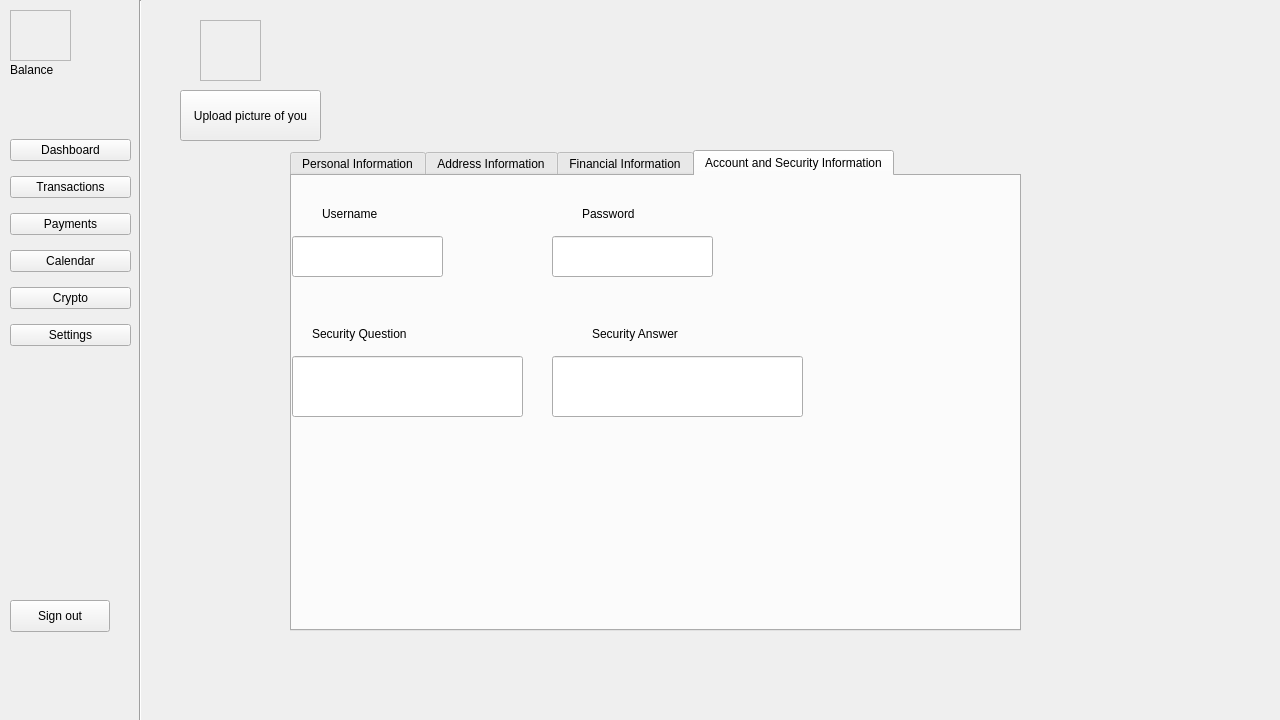
This is forms/mainwindow.ui in IVAndreev21/YRT as Qt 5 draws it before an edit. The edited form follows.
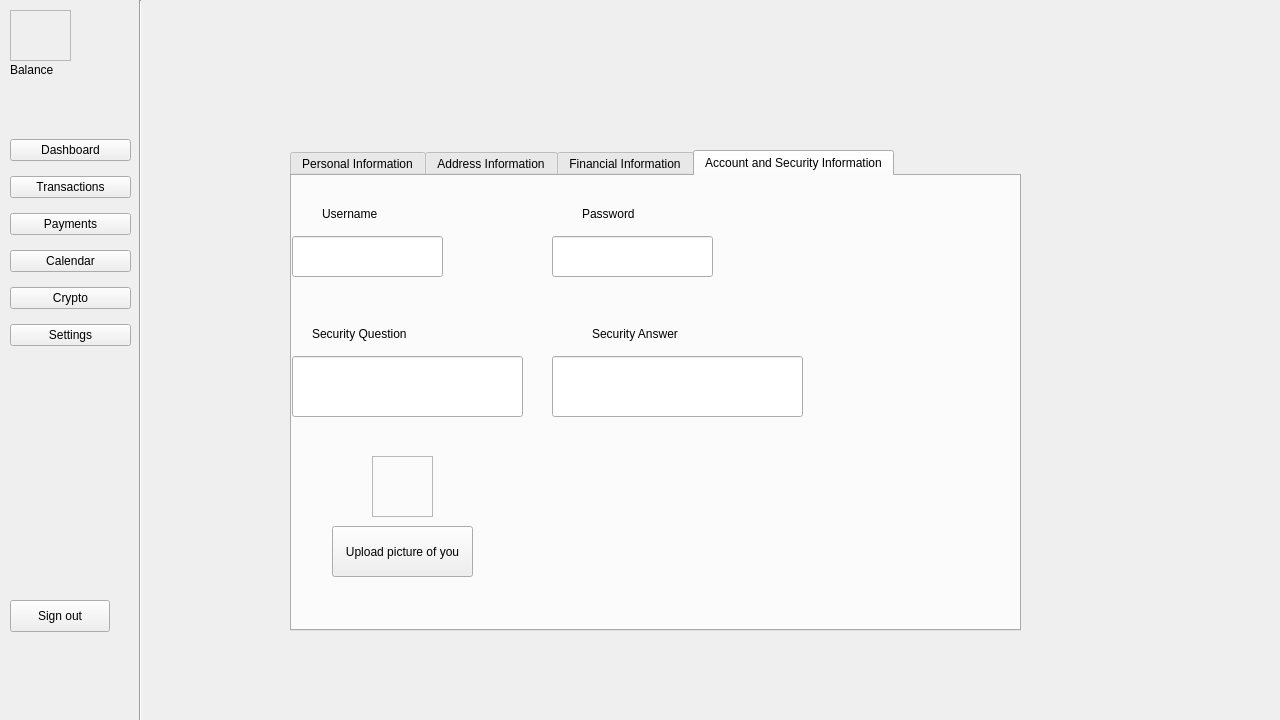
This is the edited form. The open tabs and pages were chosen to show the change. Icons and pictures are not drawn.

```diff
--- a/forms/mainwindow.ui
+++ b/forms/mainwindow.ui
@@ -472,60 +472,6 @@
    </widget>
    <widget class="QWidget" name="payments_page"/>
    <widget class="QWidget" name="settings_page">
-    <widget class="QPushButton" name="pfp_acc_PB">
-     <property name="geometry">
-      <rect>
-       <x>30</x>
-       <y>100</y>
-       <width>141</width>
-       <height>51</height>
-      </rect>
-     </property>
-     <property name="text">
-      <string>Upload picture of you</string>
-     </property>
-    </widget>
-    <widget class="QLabel" name="pfp_acc_LA_2">
-     <property name="geometry">
-      <rect>
-       <x>40</x>
-       <y>30</y>
-       <width>71</width>
-       <height>61</height>
-      </rect>
-     </property>
-     <property name="styleSheet">
-      <string notr="true">QLabel
-{
-border-radius:20px;
-}</string>
-     </property>
-     <property name="text">
-      <string/>
-     </property>
-     <property name="pixmap">
-      <pixmap>../../Downloads/istockphoto-1210939712-612x612.png</pixmap>
-     </property>
-     <property name="scaledContents">
-      <bool>true</bool>
-     </property>
-    </widget>
-    <widget class="QFrame" name="frame">
-     <property name="geometry">
-      <rect>
-       <x>50</x>
-       <y>30</y>
-       <width>61</width>
-       <height>61</height>
-      </rect>
-     </property>
-     <property name="frameShape">
-      <enum>QFrame::StyledPanel</enum>
-     </property>
-     <property name="frameShadow">
-      <enum>QFrame::Raised</enum>
-     </property>
-    </widget>
     <widget class="QTabWidget" name="tabWidget">
      <property name="enabled">
       <bool>true</bool>
@@ -1048,6 +994,60 @@
         <string notr="true"/>
        </property>
       </widget>
+      <widget class="QPushButton" name="pfp_acc_PB">
+       <property name="geometry">
+        <rect>
+         <x>40</x>
+         <y>350</y>
+         <width>141</width>
+         <height>51</height>
+        </rect>
+       </property>
+       <property name="text">
+        <string>Upload picture of you</string>
+       </property>
+      </widget>
+      <widget class="QLabel" name="pfp_acc_LA_2">
+       <property name="geometry">
+        <rect>
+         <x>70</x>
+         <y>280</y>
+         <width>71</width>
+         <height>61</height>
+        </rect>
+       </property>
+       <property name="styleSheet">
+        <string notr="true">QLabel
+{
+border-radius:20px;
+}</string>
+       </property>
+       <property name="text">
+        <string/>
+       </property>
+       <property name="pixmap">
+        <pixmap>../../Downloads/istockphoto-1210939712-612x612.png</pixmap>
+       </property>
+       <property name="scaledContents">
+        <bool>true</bool>
+       </property>
+      </widget>
+      <widget class="QFrame" name="frame">
+       <property name="geometry">
+        <rect>
+         <x>80</x>
+         <y>280</y>
+         <width>61</width>
+         <height>61</height>
+        </rect>
+       </property>
+       <property name="frameShape">
+        <enum>QFrame::StyledPanel</enum>
+       </property>
+       <property name="frameShadow">
+        <enum>QFrame::Raised</enum>
+       </property>
+      </widget>
      </widget>
     </widget>
    </widget>
```
Left out of the diff: 2 changed lines with no effect on the pictures.
